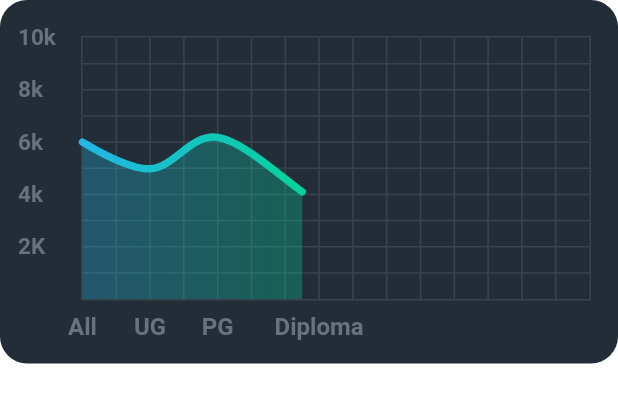
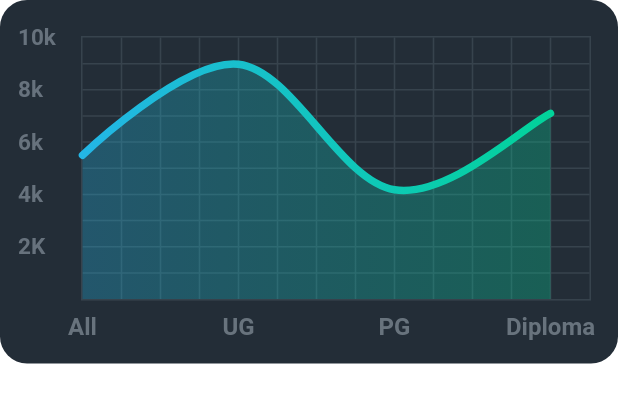
Before and after one commit to PiyushKarmhe/sihapp, a Flutter app: the LineGraph widget shown alone on an empty page, opened directly with empty values, on a phone screen of 412 x 824 dp. Shown: the top 403 px of the screen. Run offline on Flutter 3.47's test engine with Material 2 defaults, Android fonts, the phone set to English and light mode, and no system bars; drawn by our look-alikes of fl_chart; our stand-ins replace carousel_slider, custom_radio_grouped_button, flutter_svg, get, shared_preferences, shimmer; accounts and stored records are empty; project files that could hold a hidden picture were left out.

```diff
--- a/lib/view/widgets/graphs/line_chart_level.dart
+++ b/lib/view/widgets/graphs/line_chart_level.dart
@@ -63,13 +63,13 @@ class _LineGraphState extends State<LineGraph> {
       case 0:
         text = const Text('All', style: style);
         break;
-      case 2:
+      case 4:
         text = const Text('UG', style: style);
         break;
-      case 4:
+      case 8:
         text = const Text('PG', style: style);
         break;
-      case 7:
+      case 12:
         text = const Text('Diploma', style: style);
         break;
       // case 8:
@@ -172,20 +172,20 @@ class _LineGraphState extends State<LineGraph> {
           show: true,
           border: Border.all(color: const Color(0xff37434d), width: 1)),
       minX: 0,
-      maxX: 15, //get list value to divide ratio
+      maxX: 13, //get list value to divide ratio
       minY: 0,
       maxY: 10,
       lineBarsData: [
         LineChartBarData(
           spots: const [
             // spots,
-            FlSpot(0, 6),
+            FlSpot(0, 5.5),
             // FlSpot(1, 4),
-            FlSpot(2, 4.98),
-            FlSpot(4, 6.18),
+            FlSpot(4, 8.98),
+            FlSpot(8, 4.18),
             // FlSpot(5, 3.14),
             // FlSpot(6, 5.23),
-            FlSpot(6.5, 4.1),
+            FlSpot(12, 7.1),
             // FlSpot(7, 8),
             // FlSpot(8, 7),
           ],
```
